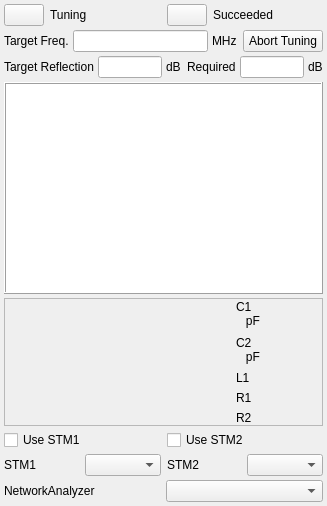
Qt form modules/nmr/autolctunerform.ui (northriv/KAME) before a commit.
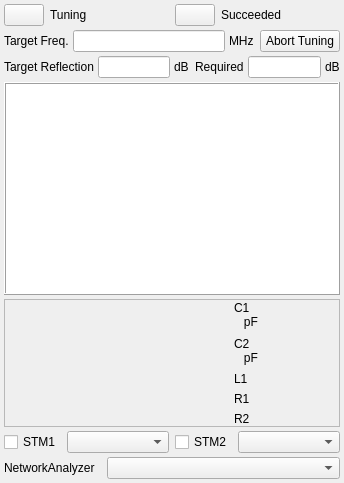
The same form after that commit. Icons and pictures are not drawn.

The edit to the form file:
```diff
--- a/modules/nmr/autolctunerform.ui
+++ b/modules/nmr/autolctunerform.ui
@@ -6,8 +6,8 @@
    <rect>
     <x>0</x>
     <y>0</y>
-    <width>327</width>
-    <height>506</height>
+    <width>344</width>
+    <height>483</height>
    </rect>
   </property>
   <property name="windowTitle">
@@ -291,6 +291,9 @@
        <enum>QFrame::Raised</enum>
       </property>
       <layout class="QHBoxLayout" name="horizontalLayout_8">
+       <property name="spacing">
+        <number>4</number>
+       </property>
        <property name="leftMargin">
         <number>0</number>
        </property>
@@ -454,34 +457,13 @@
      </widget>
     </item>
     <item>
-     <layout class="QHBoxLayout" name="horizontalLayout_3">
+     <layout class="QHBoxLayout" name="horizontalLayout_12">
       <item>
-       <widget class="QCheckBox" name="m_ckbUseSTM1">
-        <property name="text">
-         <string>Use STM1</string>
-        </property>
-       </widget>
-      </item>
-      <item>
-       <widget class="QCheckBox" name="m_ckbUseSTM2">
-        <property name="text">
-         <string>Use STM2</string>
-        </property>
-       </widget>
-      </item>
-     </layout>
-    </item>
-    <item>
-     <layout class="QHBoxLayout" name="horizontalLayout_9">
-      <item>
-       <layout class="QHBoxLayout" name="_2">
-        <property name="spacing">
-         <number>4</number>
-        </property>
+       <layout class="QHBoxLayout" name="horizontalLayout_3">
         <item>
-         <widget class="QLabel" name="textLabel20">
+         <widget class="QCheckBox" name="m_ckbUseSTM1">
           <property name="sizePolicy">
-           <sizepolicy hsizetype="Preferred" vsizetype="Fixed">
+           <sizepolicy hsizetype="Fixed" vsizetype="Fixed">
             <horstretch>0</horstretch>
             <verstretch>0</verstretch>
            </sizepolicy>
@@ -489,9 +471,6 @@
           <property name="text">
            <string>STM1</string>
           </property>
-          <property name="wordWrap">
-           <bool>false</bool>
-          </property>
          </widget>
         </item>
         <item>
@@ -507,14 +486,11 @@
        </layout>
       </item>
       <item>
-       <layout class="QHBoxLayout" name="_4">
-        <property name="spacing">
-         <number>4</number>
-        </property>
+       <layout class="QHBoxLayout" name="horizontalLayout_9">
         <item>
-         <widget class="QLabel" name="textLabel20_3">
+         <widget class="QCheckBox" name="m_ckbUseSTM2">
           <property name="sizePolicy">
-           <sizepolicy hsizetype="Preferred" vsizetype="Fixed">
+           <sizepolicy hsizetype="Fixed" vsizetype="Fixed">
             <horstretch>0</horstretch>
             <verstretch>0</verstretch>
            </sizepolicy>
@@ -522,9 +498,6 @@
           <property name="text">
            <string>STM2</string>
           </property>
-          <property name="wordWrap">
-           <bool>false</bool>
-          </property>
          </widget>
         </item>
         <item>
@@ -544,12 +517,12 @@
     <item>
      <layout class="QHBoxLayout" name="_3">
       <property name="spacing">
-       <number>4</number>
+       <number>12</number>
       </property>
       <item>
        <widget class="QLabel" name="textLabel20_2">
         <property name="sizePolicy">
-         <sizepolicy hsizetype="Preferred" vsizetype="Fixed">
+         <sizepolicy hsizetype="Fixed" vsizetype="Fixed">
           <horstretch>0</horstretch>
           <verstretch>0</verstretch>
          </sizepolicy>
```
